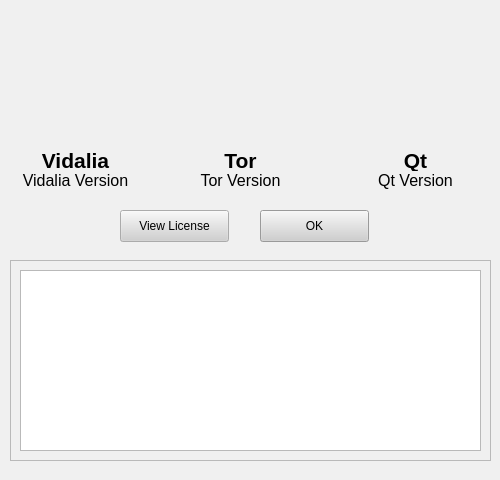
Above: src/gui/aboutdialog/aboutdialog.ui from a-ilin/vidalia before the change. Below: the same form after it.
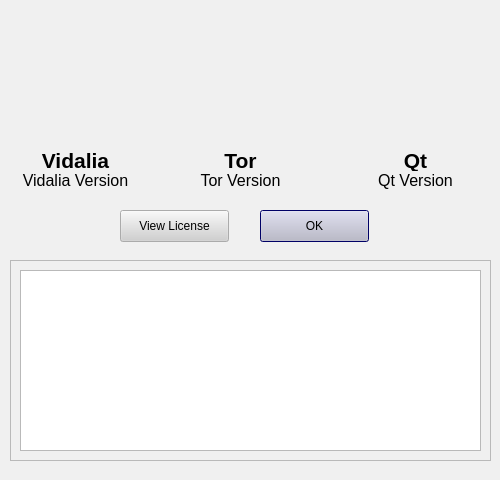
That is the form after the change. Icons and pictures are not drawn.

The edit to the form file:
```diff
--- a/src/gui/aboutdialog/aboutdialog.ui
+++ b/src/gui/aboutdialog/aboutdialog.ui
@@ -185,15 +185,15 @@
       <green>0</green>
       <blue>0</blue>
      </color>
-     <color>
-      <red>192</red>
-      <green>192</green>
-      <blue>192</blue>
-     </color>
      <color>
       <red>0</red>
       <green>0</green>
-      <blue>0</blue>
+      <blue>128</blue>
+     </color>
+     <color>
+      <red>255</red>
+      <green>255</green>
+      <blue>255</blue>
      </color>
      <color>
       <red>0</red>
@@ -275,7 +275,7 @@
      <color>
       <red>0</red>
       <green>0</green>
-      <blue>128</blue>
+      <blue>107</blue>
      </color>
      <color>
       <red>255</red>
@@ -313,7 +313,7 @@
    <enum>Qt::LeftToRight</enum>
   </property>
   <property name="autoFillBackground" >
-   <bool>false</bool>
+   <bool>true</bool>
   </property>
   <property name="sizeGripEnabled" >
    <bool>false</bool>
```
Left out of the diff: 38 changed lines with no effect on the pictures.
